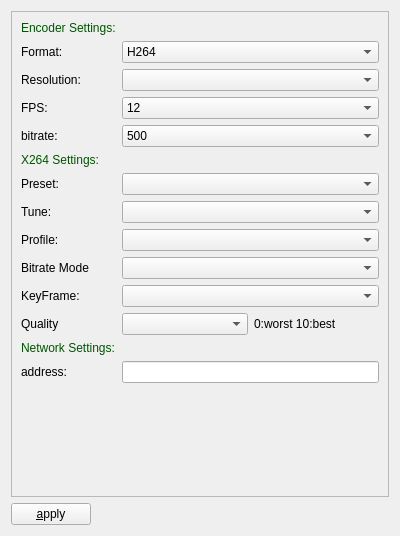
Old version of the form trunk/src/BleSetting.ui in the repository wenjiegit/Bull-Live-Encoder.
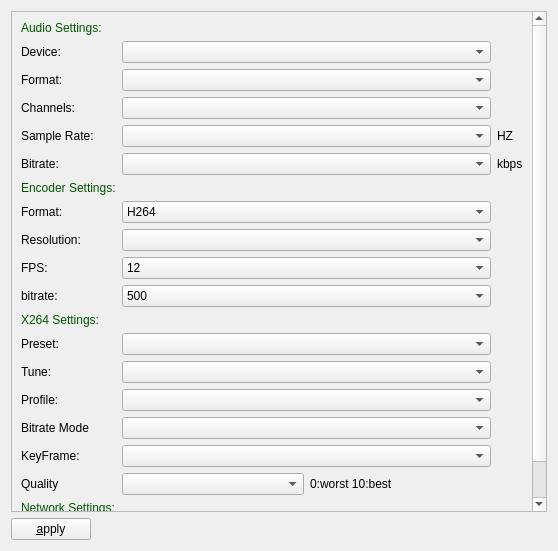
New version of the form.

Commit message: add libfaac to encoder audio;

```diff
--- a/trunk/src/BleSetting.ui
+++ b/trunk/src/BleSetting.ui
@@ -6,8 +6,8 @@
    <rect>
     <x>0</x>
     <y>0</y>
-    <width>400</width>
-    <height>536</height>
+    <width>558</width>
+    <height>551</height>
    </rect>
   </property>
   <property name="windowTitle">
@@ -27,34 +27,44 @@
        <rect>
         <x>0</x>
         <y>0</y>
-        <width>380</width>
-        <height>485</height>
+        <width>521</width>
+        <height>526</height>
        </rect>
       </property>
       <layout class="QVBoxLayout" name="verticalLayout_2">
        <item>
         <layout class="QGridLayout" name="gridLayout">
-         <item row="4" column="0">
+         <item row="2" column="1">
+          <widget class="QComboBox" name="audioFormat"/>
+         </item>
+         <item row="2" column="0">
+          <widget class="QLabel" name="label_21">
+           <property name="text">
+            <string>Format:</string>
+           </property>
+          </widget>
+         </item>
+         <item row="10" column="0">
           <widget class="QLabel" name="label_12">
            <property name="text">
             <string>bitrate:</string>
            </property>
           </widget>
          </item>
-         <item row="6" column="1">
+         <item row="12" column="1">
           <widget class="QComboBox" name="x264Preset"/>
          </item>
-         <item row="7" column="0">
+         <item row="13" column="0">
           <widget class="QLabel" name="label_10">
            <property name="text">
             <string>Tune:</string>
            </property>
           </widget>
          </item>
-         <item row="7" column="1">
+         <item row="13" column="1">
           <widget class="QComboBox" name="x264Tune"/>
          </item>
-         <item row="4" column="1">
+         <item row="10" column="1">
           <widget class="QComboBox" name="bitrate">
            <property name="currentIndex">
             <number>4</number>
@@ -121,7 +131,7 @@
            </item>
           </widget>
          </item>
-         <item row="5" column="0">
+         <item row="11" column="0">
           <widget class="QLabel" name="label_8">
            <property name="styleSheet">
             <string notr="true">font: italic 12pt &quot;黑体&quot;;
@@ -132,14 +142,14 @@
            </property>
           </widget>
          </item>
-         <item row="6" column="0">
+         <item row="12" column="0">
           <widget class="QLabel" name="label_9">
            <property name="text">
             <string>Preset:</string>
            </property>
           </widget>
          </item>
-         <item row="0" column="0">
+         <item row="6" column="0">
           <widget class="QLabel" name="label_4">
            <property name="styleSheet">
             <string notr="true">font: italic 12pt &quot;黑体&quot;;
@@ -150,14 +160,14 @@
            </property>
           </widget>
          </item>
-         <item row="3" column="0">
+         <item row="9" column="0">
           <widget class="QLabel" name="label_7">
            <property name="text">
             <string>FPS:</string>
            </property>
           </widget>
          </item>
-         <item row="3" column="1">
+         <item row="9" column="1">
           <widget class="QComboBox" name="fps">
            <property name="currentIndex">
             <number>3</number>
@@ -204,7 +214,7 @@
            </item>
           </widget>
          </item>
-         <item row="14" column="0">
+         <item row="20" column="0">
           <spacer name="verticalSpacer">
            <property name="orientation">
             <enum>Qt::Vertical</enum>
@@ -217,21 +227,14 @@
            </property>
           </spacer>
          </item>
-         <item row="1" column="0">
-          <widget class="QLabel" name="label_5">
-           <property name="text">
-            <string>Format:</string>
-           </property>
-          </widget>
-         </item>
-         <item row="8" column="0">
+         <item row="14" column="0">
           <widget class="QLabel" name="label_11">
            <property name="text">
             <string>Profile:</string>
            </property>
           </widget>
          </item>
-         <item row="1" column="1">
+         <item row="7" column="1">
           <widget class="QComboBox" name="format">
            <item>
             <property name="text">
@@ -240,17 +243,17 @@
            </item>
           </widget>
          </item>
-         <item row="2" column="0">
+         <item row="8" column="0">
           <widget class="QLabel" name="label_6">
            <property name="text">
             <string>Resolution:</string>
            </property>
           </widget>
          </item>
-         <item row="2" column="1">
+         <item row="8" column="1">
           <widget class="QComboBox" name="res"/>
          </item>
-         <item row="12" column="0">
+         <item row="18" column="0">
           <widget class="QLabel" name="label_13">
            <property name="styleSheet">
             <string notr="true">font: italic 12pt &quot;黑体&quot;;
@@ -261,44 +264,44 @@
            </property>
           </widget>
          </item>
-         <item row="13" column="0">
+         <item row="19" column="0">
           <widget class="QLabel" name="label_14">
            <property name="text">
             <string>address:</string>
            </property>
           </widget>
          </item>
-         <item row="13" column="1">
+         <item row="19" column="1">
           <widget class="QLineEdit" name="address"/>
          </item>
-         <item row="10" column="1">
+         <item row="16" column="1">
           <widget class="QComboBox" name="keyFrameInterval"/>
          </item>
-         <item row="9" column="0">
+         <item row="15" column="0">
           <widget class="QLabel" name="label_15">
            <property name="text">
             <string>Bitrate Mode</string>
            </property>
           </widget>
          </item>
-         <item row="9" column="1">
+         <item row="15" column="1">
           <widget class="QComboBox" name="bitrateMode"/>
          </item>
-         <item row="10" column="0">
+         <item row="16" column="0">
           <widget class="QLabel" name="label_16">
            <property name="text">
             <string>KeyFrame:</string>
            </property>
           </widget>
          </item>
-         <item row="11" column="0">
+         <item row="17" column="0">
           <widget class="QLabel" name="label_17">
            <property name="text">
             <string>Quality</string>
            </property>
           </widget>
          </item>
-         <item row="11" column="1">
+         <item row="17" column="1">
           <layout class="QHBoxLayout" name="horizontalLayout_2">
            <item>
             <widget class="QComboBox" name="quality"/>
@@ -312,9 +315,81 @@
            </item>
           </layout>
          </item>
-         <item row="8" column="1">
+         <item row="14" column="1">
           <widget class="QComboBox" name="x264Profile"/>
          </item>
+         <item row="0" column="0">
+          <widget class="QLabel" name="label">
+           <property name="styleSheet">
+            <string notr="true">font: italic 12pt &quot;黑体&quot;;
+color: rgb(0, 85, 0);</string>
+           </property>
+           <property name="text">
+            <string>Audio Settings:</string>
+           </property>
+          </widget>
+         </item>
+         <item row="1" column="0">
+          <widget class="QLabel" name="label_2">
+           <property name="text">
+            <string>Device:</string>
+           </property>
+          </widget>
+         </item>
+         <item row="3" column="0">
+          <widget class="QLabel" name="label_3">
+           <property name="text">
+            <string>Channels:</string>
+           </property>
+          </widget>
+         </item>
+         <item row="4" column="0">
+          <widget class="QLabel" name="label_19">
+           <property name="text">
+            <string>Sample Rate:</string>
+           </property>
+          </widget>
+         </item>
+         <item row="5" column="0">
+          <widget class="QLabel" name="label_20">
+           <property name="text">
+            <string>Bitrate:</string>
+           </property>
+          </widget>
+         </item>
+         <item row="1" column="1">
+          <widget class="QComboBox" name="audioDevice"/>
+         </item>
+         <item row="3" column="1">
+          <widget class="QComboBox" name="audioChannels"/>
+         </item>
+         <item row="5" column="1">
+          <widget class="QComboBox" name="audioBitrate"/>
+         </item>
+         <item row="4" column="1">
+          <widget class="QComboBox" name="audioSampleRate"/>
+         </item>
+         <item row="7" column="0">
+          <widget class="QLabel" name="label_5">
+           <property name="text">
+            <string>Format:</string>
+           </property>
+          </widget>
+         </item>
+         <item row="5" column="2">
+          <widget class="QLabel" name="label_22">
+           <property name="text">
+            <string>kbps</string>
+           </property>
+          </widget>
+         </item>
+         <item row="4" column="2">
+          <widget class="QLabel" name="label_23">
+           <property name="text">
+            <string>HZ</string>
+           </property>
+          </widget>
+         </item>
         </layout>
        </item>
       </layout>
```
The commit also changes 14 other files.
